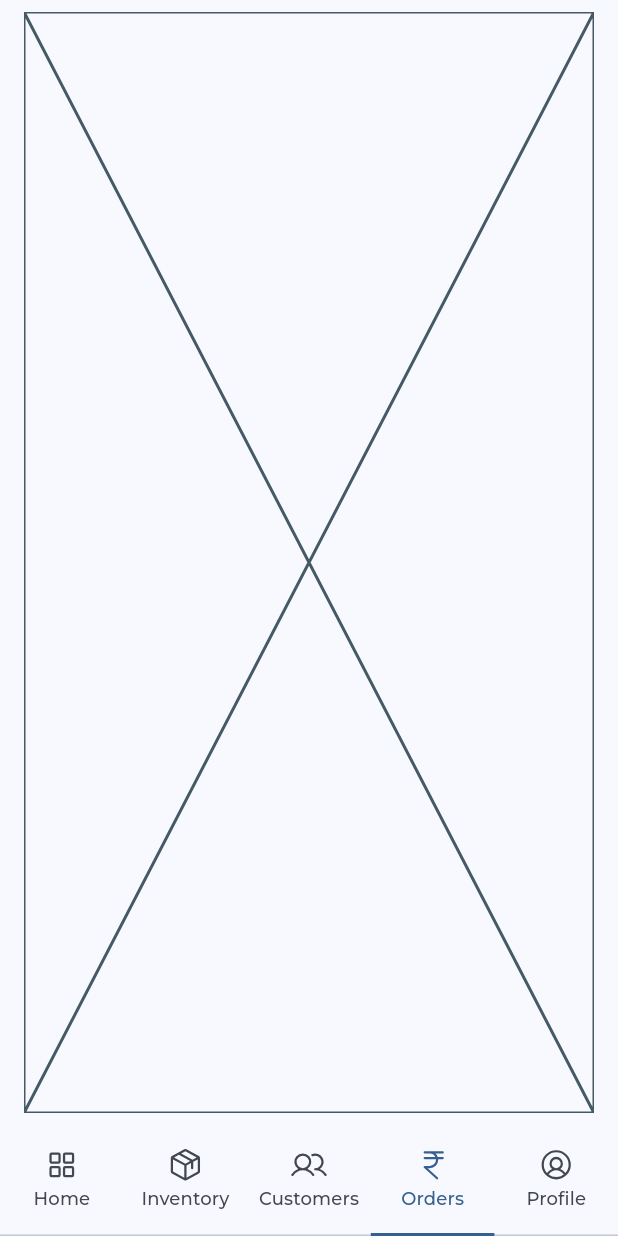
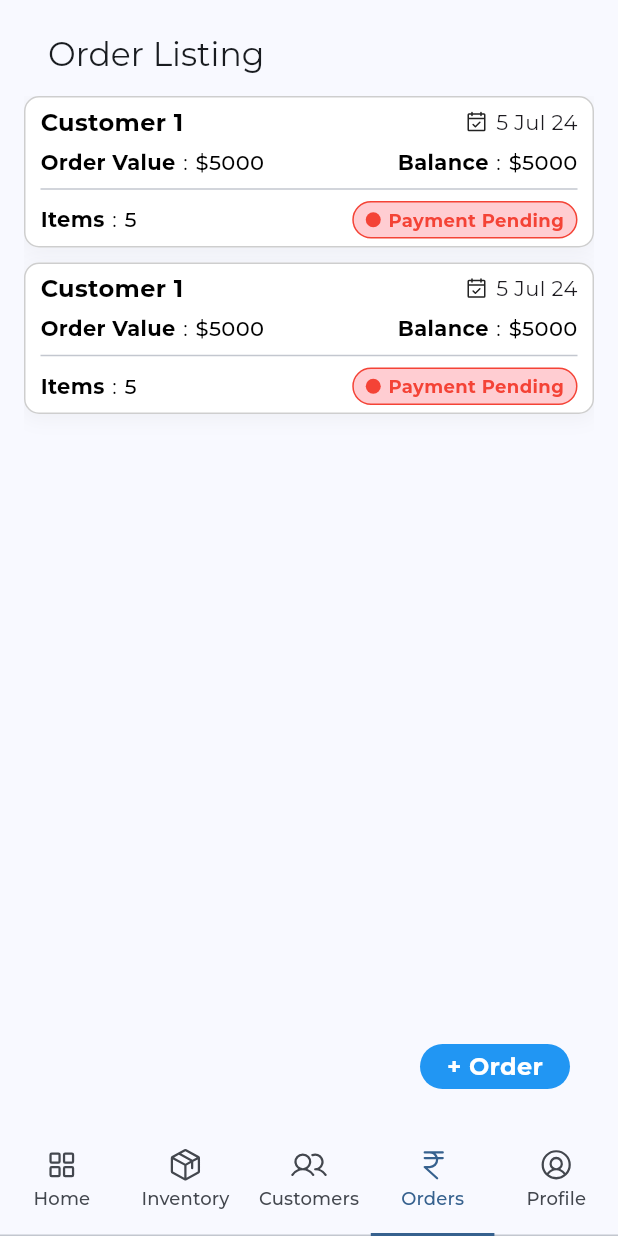
Before and after one commit to MG-Innovations/Wareflow-mobile, a Flutter app: the screen it shows after launch, item 4 of the bottom bar chosen, on a phone screen of 412 x 824 dp. Run offline on Flutter 3.47's test engine with Material 3 defaults, Android fonts, the phone set to English and light mode, and no system bars; our stand-ins replace google_fonts, phosphor_flutter.

Commit message:
Completed the listing pages

```diff
--- /dev/null
+++ b/lib/common/widget_button.dart
@@ -0,0 +1,40 @@
+import 'package:flutter/material.dart';
+import 'package:wareflow_mobile/utils/colors.dart';
+
+class WidgetButton extends StatelessWidget {
+  final String title;
+  final double width;
+  final double height;
+  final Function() onPressed;
+  const WidgetButton(
+      {super.key,
+      required this.title,
+      required this.onPressed,
+      this.height = 30,
+      this.width = 100});
+
+  @override
+  Widget build(BuildContext context) {
+    return InkWell(
+      onTap: () {},
+      child: Container(
+        width: width,
+        height: height,
+        decoration: BoxDecoration(
+          color: AppColors.primary,
+          borderRadius: BorderRadius.circular(20),
+        ),
+        child: Center(
+          child: Text(
+            title,
+            style: const TextStyle(
+              color: Colors.white,
+              fontSize: 16,
+              fontWeight: FontWeight.bold,
+            ),
+          ),
+        ),
+      ),
+    );
+  }
+}
--- /dev/null
+++ b/lib/common/widget_chip.dart
@@ -0,0 +1,44 @@
+import 'package:flutter/material.dart';
+import 'package:wareflow_mobile/utils/enums.dart';
+import 'package:wareflow_mobile/utils/helper_functions.dart';
+
+class WidgetChip extends StatelessWidget {
+  final Color primary;
+  final Color secondary;
+  final EnumChipType chipType;
+  const WidgetChip(
+      {super.key,
+      required this.primary,
+      required this.secondary,
+      required this.chipType});
+
+  @override
+  Widget build(BuildContext context) {
+    return Container(
+      padding: EdgeInsets.symmetric(horizontal: 8, vertical: 3),
+      decoration: BoxDecoration(
+        color: secondary,
+        border: Border.all(color: primary),
+        borderRadius: BorderRadius.circular(15),
+      ),
+      child: Row(
+        children: [
+          Container(
+            height: 10,
+            width: 10,
+            decoration: BoxDecoration(
+              color: primary,
+              borderRadius: BorderRadius.circular(5),
+            ),
+          ),
+          const SizedBox(width: 5),
+          Text(
+            HFunctions.getChipText(type: chipType),
+            style: TextStyle(
+                color: primary, fontWeight: FontWeight.bold, fontSize: 12),
+          )
+        ],
+      ),
+    );
+  }
+}
--- /dev/null
+++ b/lib/common/widget_date.dart
@@ -0,0 +1,22 @@
+import 'package:flutter/material.dart';
+import 'package:intl/intl.dart';
+import 'package:phosphor_flutter/phosphor_flutter.dart';
+
+class WidgetDate extends StatelessWidget {
+  final DateTime date;
+  const WidgetDate({super.key, required this.date});
+
+  @override
+  Widget build(BuildContext context) {
+    return Row(
+      children: [
+        Icon(
+          PhosphorIcons.calendarCheck(),
+          size: 16,
+        ),
+        const SizedBox(width: 5),
+        Text(DateFormat("d MMM yy").format(date))
+      ],
+    );
+  }
+}
--- a/lib/modules/dashboard/views/widgets/widget_analytic.dart
+++ b/lib/modules/dashboard/views/widgets/widget_analytic.dart
@@ -22,6 +22,7 @@ class WidgetAnalytics extends StatelessWidget {
     return Container(
       decoration: BoxDecoration(
           color: Colors.white,
+          border: Border.all(color: primaryColor.withOpacity(0.1)),
           borderRadius: BorderRadius.circular(10),
           boxShadow: [
             BoxShadow(
--- a/lib/modules/home/views/screen_home.dart
+++ b/lib/modules/home/views/screen_home.dart
@@ -1,7 +1,9 @@
 import 'package:flutter/material.dart';
 import 'package:google_fonts/google_fonts.dart';
 import 'package:phosphor_flutter/phosphor_flutter.dart';
+import 'package:wareflow_mobile/modules/customers/views/screen_customer_listing.dart';
 import 'package:wareflow_mobile/modules/dashboard/views/screen_dashboard.dart';
+import 'package:wareflow_mobile/modules/orders/views/screen_orders.dart';
 
 class ScreenHome extends StatefulWidget {
   ScreenHome({super.key});
@@ -31,8 +33,8 @@ class _ScreenHomeState extends State<ScreenHome>
                 child: TabBarView(controller: tabController, children: const [
               ScreenDashboard(),
               Placeholder(),
-              Placeholder(),
-              Placeholder(),
+              ScreenCustomerListing(),
+              ScreenOrderListing(),
               Placeholder()
             ]))
           ],
--- /dev/null
+++ b/lib/modules/orders/views/screen_orders.dart
@@ -0,0 +1,32 @@
+import 'package:flutter/material.dart';
+import 'package:wareflow_mobile/common/widget_button.dart';
+import 'package:wareflow_mobile/modules/orders/views/widgets/widget_order_card.dart';
+
+class ScreenOrderListing extends StatelessWidget {
+  const ScreenOrderListing({super.key});
+
+  @override
+  Widget build(BuildContext context) {
+    return Scaffold(
+      appBar: AppBar(
+        title: const Text('Order Listing'),
+      ),
+      body: const SingleChildScrollView(
+        child: Column(
+          children: [
+            WidgetOrderCard(),
+            SizedBox(height: 10),
+            WidgetOrderCard(),
+            SizedBox(height: 10),
+          ],
+        ),
+      ),
+      floatingActionButtonLocation: FloatingActionButtonLocation.endFloat,
+      floatingActionButton: WidgetButton(
+          title: "+ Order",
+          onPressed: () {
+            // Add functionality here
+          }),
+    );
+  }
+}
--- /dev/null
+++ b/lib/modules/orders/views/widgets/widget_key_value.dart
@@ -0,0 +1,30 @@
+import 'package:flutter/material.dart';
+
+class WidgetKeyValue extends StatelessWidget {
+  final String keyString;
+  final String value;
+  const WidgetKeyValue(
+      {super.key, required this.keyString, required this.value});
+
+  @override
+  Widget build(BuildContext context) {
+    return Row(
+      children: [
+        Text(
+          keyString,
+          style: const TextStyle(
+              fontSize: 14, fontWeight: FontWeight.bold, color: Colors.black),
+        ),
+        const SizedBox(width: 5),
+        const Text(':',
+            style:  TextStyle(fontSize: 14, color: Colors.black)),
+        const SizedBox(width: 5),
+        Text(
+          value,
+          style: const TextStyle(
+              fontSize: 14, fontWeight: FontWeight.w500, color: Colors.black),
+        )
+      ],
+    );
+  }
+}
--- /dev/null
+++ b/lib/modules/orders/views/widgets/widget_order_card.dart
@@ -0,0 +1,66 @@
+import 'package:flutter/material.dart';
+import 'package:wareflow_mobile/common/widget_chip.dart';
+import 'package:wareflow_mobile/common/widget_date.dart';
+import 'package:wareflow_mobile/modules/orders/views/widgets/widget_key_value.dart';
+import 'package:wareflow_mobile/utils/enums.dart';
+
+class WidgetOrderCard extends StatelessWidget {
+  const WidgetOrderCard({super.key});
+
+  @override
+  Widget build(BuildContext context) {
+    return Container(
+      padding: const EdgeInsets.symmetric(horizontal: 10, vertical: 5),
+      decoration: BoxDecoration(
+          color: Colors.white,
+          borderRadius: BorderRadius.circular(10),
+          border: Border.all(color: Colors.grey.withOpacity(0.5)),
+          boxShadow: [
+            BoxShadow(
+                color: Colors.grey.withOpacity(0.1),
+                spreadRadius: 1,
+                blurRadius: 10,
+                offset: const Offset(0, 3))
+          ]),
+      child: Column(
+        children: [
+          Row(
+            mainAxisAlignment: MainAxisAlignment.spaceBetween,
+            crossAxisAlignment: CrossAxisAlignment.center,
+            children: [
+              const Text(
+                'Customer 1',
+                style: TextStyle(
+                    fontSize: 16,
+                    fontWeight: FontWeight.bold,
+                    color: Colors.black),
+              ),
+              WidgetDate(date: DateTime.now())
+            ],
+          ),
+          const SizedBox(height: 5),
+          const Row(
+            crossAxisAlignment: CrossAxisAlignment.center,
+            mainAxisAlignment: MainAxisAlignment.spaceBetween,
+            children: [
+              WidgetKeyValue(keyString: "Order Value", value: "\$5000"),
+              WidgetKeyValue(keyString: "Balance", value: "\$5000"),
+            ],
+          ),
+          const Divider(),
+          Row(
+            mainAxisAlignment: MainAxisAlignment.spaceBetween,
+            crossAxisAlignment: CrossAxisAlignment.center,
+            children: [
+              const WidgetKeyValue(keyString: "Items", value: "5"),
+              WidgetChip(
+                  primary: Colors.red,
+                  secondary: Colors.red.shade100,
+                  chipType: EnumChipType.paymentPending)
+            ],
+          )
+        ],
+      ),
+    );
+  }
+}
--- /dev/null
+++ b/lib/utils/enums.dart
@@ -0,0 +1,10 @@
+enum EnumChipType {
+  // Orders
+  paymentPending,
+  paymentPartial,
+  paymentCompleted,
+
+  // Product
+  productOutOfStock,
+  productLowStock,
+}
--- /dev/null
+++ b/lib/utils/helper_functions.dart
@@ -0,0 +1,18 @@
+import 'package:wareflow_mobile/utils/enums.dart';
+
+class HFunctions {
+  static String getChipText({required EnumChipType type}) {
+    switch (type) {
+      case EnumChipType.paymentPending:
+        return "Payment Pending";
+      case EnumChipType.paymentPartial:
+        return "Partially Payed";
+      case EnumChipType.paymentCompleted:
+        return "Payment Completed";
+      case EnumChipType.productOutOfStock:
+        return "Out of Stock";
+      case EnumChipType.productLowStock:
+        return "Low Stock";
+    }
+  }
+}
--- a/pubspec.yaml
+++ b/pubspec.yaml
@@ -37,6 +37,7 @@ dependencies:
   cupertino_icons: ^1.0.6
   phosphor_flutter: ^2.1.0
   google_fonts: ^6.2.0
+  intl: ^0.19.0
 
 dev_dependencies:
   flutter_test:
```
Also changed, not shown: lib/common/widget_icon_value.dart (added, +38 -0 lines), lib/modules/customers/views/screen_customer_listing.dart (added, +33 -0 lines), lib/modules/customers/views/widgets/widget_customer_card.dart (added, +61 -0 lines), lib/modules/dashboard/views/screen_dashboard.dart (+10 -1 lines), lib/common/widget_search_bar.dart (added), pubspec.lock.
